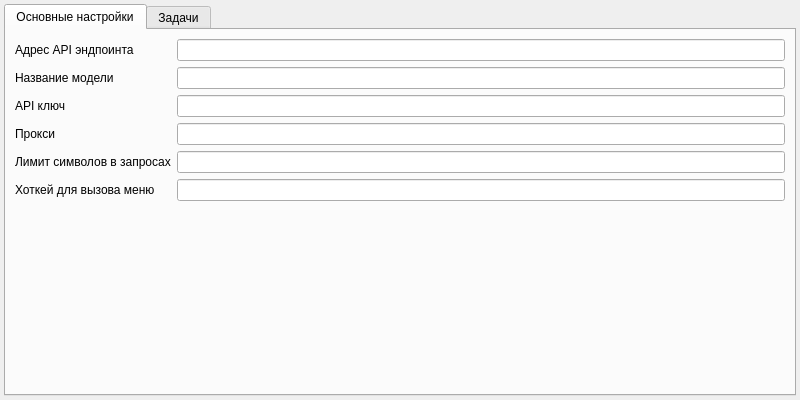
The window that mainwindow.ui (staridan/desktop-llm-helper) describes before a commit, drawn with Qt 5.
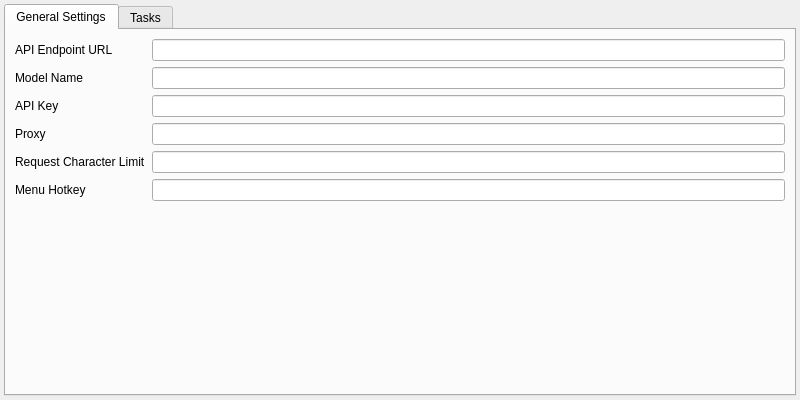
The same window after the commit. The open tabs and pages were chosen to show the change.

Diff of the .ui file:
```diff
--- a/mainwindow.ui
+++ b/mainwindow.ui
@@ -34,7 +34,7 @@
       </property>
       <widget class="QWidget" name="tab">
        <attribute name="title">
-        <string>Основные настройки</string>
+        <string>General Settings</string>
        </attribute>
        <layout class="QFormLayout" name="formLayoutSettings">
         <property name="labelAlignment">
@@ -52,7 +52,7 @@
         <item row="0" column="0">
          <widget class="QLabel" name="labelApiEndpoint">
           <property name="text">
-           <string>Адрес API эндпоинта</string>
+           <string>API Endpoint URL</string>
           </property>
          </widget>
         </item>
@@ -62,7 +62,7 @@
         <item row="1" column="0">
          <widget class="QLabel" name="labelModelName">
           <property name="text">
-           <string>Название модели</string>
+           <string>Model Name</string>
           </property>
          </widget>
         </item>
@@ -72,7 +72,7 @@
         <item row="2" column="0">
          <widget class="QLabel" name="labelApiKey">
           <property name="text">
-           <string>API ключ</string>
+           <string>API Key</string>
           </property>
          </widget>
         </item>
@@ -82,7 +82,7 @@
         <item row="3" column="0">
          <widget class="QLabel" name="labelProxy">
           <property name="text">
-           <string>Прокси</string>
+           <string>Proxy</string>
           </property>
          </widget>
         </item>
@@ -92,7 +92,7 @@
         <item row="4" column="0">
          <widget class="QLabel" name="labelMaxChars">
           <property name="text">
-           <string>Лимит символов в запросах</string>
+           <string>Request Character Limit</string>
           </property>
          </widget>
         </item>
@@ -102,7 +102,7 @@
         <item row="5" column="0">
          <widget class="QLabel" name="labelHotkey">
           <property name="text">
-           <string>Хоткей для вызова меню</string>
+           <string>Menu Hotkey</string>
           </property>
          </widget>
         </item>
@@ -113,7 +113,7 @@
       </widget>
       <widget class="QWidget" name="tab_2">
        <attribute name="title">
-        <string>Задачи</string>
+        <string>Tasks</string>
        </attribute>
        <layout class="QVBoxLayout" name="verticalLayoutTab2">
         <item>
```
Left out of the diff: 4 changed lines with no effect on the pictures.
